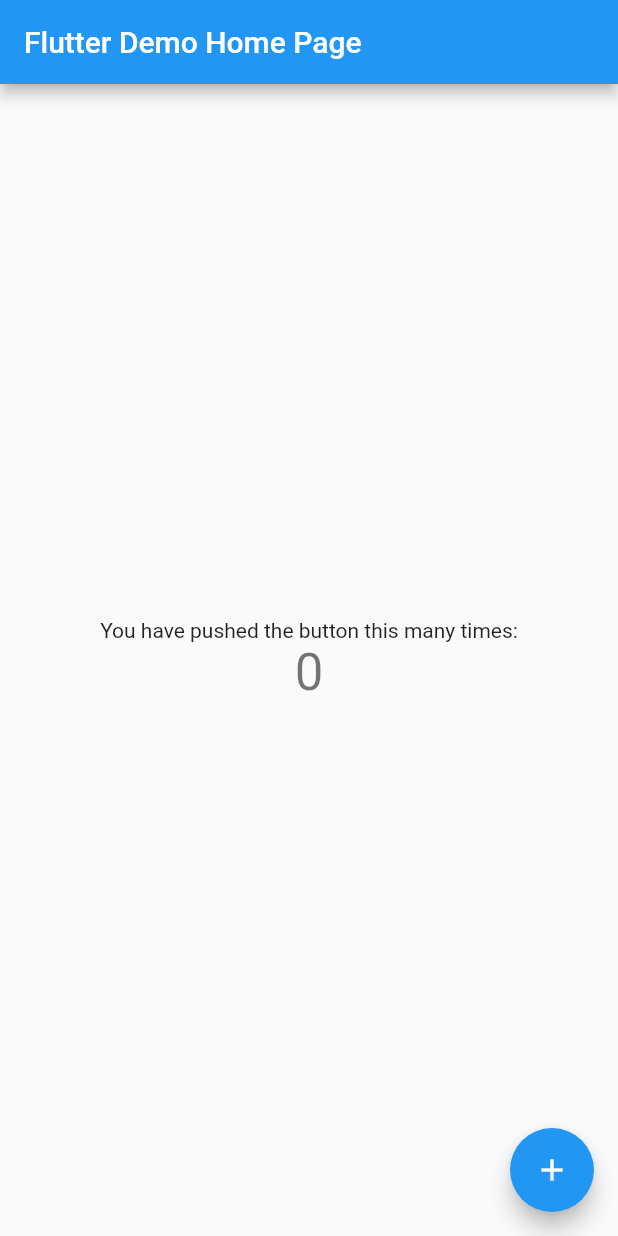
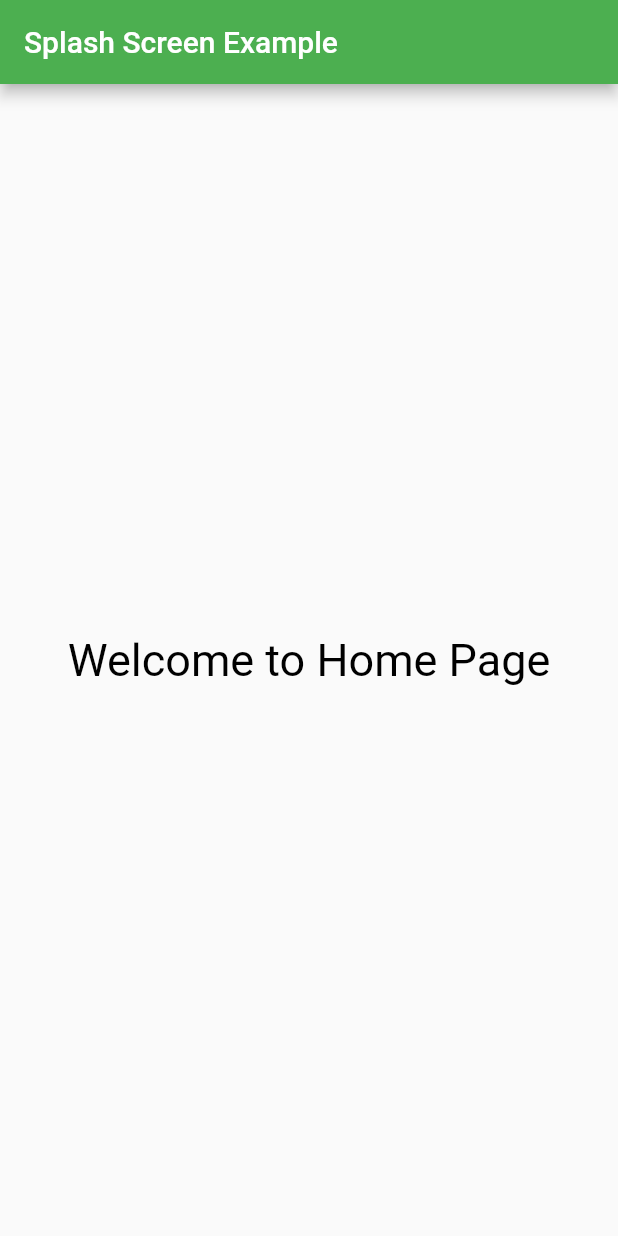
Before and after one commit to jaxonzku/Group04, a Flutter app: the screen it shows after launch, on a phone screen of 412 x 824 dp. Run offline on Flutter 3.47's test engine with Material 2 defaults, Android fonts, the phone set to English and light mode, and no system bars; our stand-ins replace splashscreen; network calls fail.

Commit message:
setting up starting logo

```diff
--- a/Code/college_app/main_app/lib/main.dart
+++ b/Code/college_app/main_app/lib/main.dart
@@ -1,113 +1,52 @@
+import 'dart:async';
 import 'package:flutter/material.dart';
+import 'package:splashscreen/splashscreen.dart';
 
 void main() {
   runApp(MyApp());
 }
 
 class MyApp extends StatelessWidget {
-  // This widget is the root of your application.
   @override
   Widget build(BuildContext context) {
     return MaterialApp(
-      title: 'Flutter Demo',
       theme: ThemeData(
-        // This is the theme of your application.
-        //
-        // Try running your application with "flutter run". You'll see the
-        // application has a blue toolbar. Then, without quitting the app, try
-        // changing the primarySwatch below to Colors.green and then invoke
-        // "hot reload" (press "r" in the console where you ran "flutter run",
-        // or simply save your changes to "hot reload" in a Flutter IDE).
-        // Notice that the counter didn't reset back to zero; the application
-        // is not restarted.
-        primarySwatch: Colors.blue,
+        primarySwatch: Colors.green,
       ),
-      home: MyHomePage(title: 'Flutter Demo Home Page'),
+      home: SplashScreenPage(),
+      debugShowCheckedModeBanner: false,
     );
   }
 }
 
-class MyHomePage extends StatefulWidget {
-  MyHomePage({Key key, this.title}) : super(key: key);
-
-  // This widget is the home page of your application. It is stateful, meaning
-  // that it has a State object (defined below) that contains fields that affect
-  // how it looks.
-
-  // This class is the configuration for the state. It holds the values (in this
-  // case the title) provided by the parent (in this case the App widget) and
-  // used by the build method of the State. Fields in a Widget subclass are
-  // always marked "final".
-
-  final String title;
-
-  @override
-  _MyHomePageState createState() => _MyHomePageState();
-}
-
-class _MyHomePageState extends State<MyHomePage> {
-  int _counter = 0;
-
-  void _incrementCounter() {
-    setState(() {
-      // This call to setState tells the Flutter framework that something has
-      // changed in this State, which causes it to rerun the build method below
-      // so that the display can reflect the updated values. If we changed
-      // _counter without calling setState(), then the build method would not be
-      // called again, and so nothing would appear to happen.
-      _counter++;
-    });
-  }
-
+class SplashScreenPage extends StatelessWidget {
   @override
   Widget build(BuildContext context) {
-    // This method is rerun every time setState is called, for instance as done
-    // by the _incrementCounter method above.
-    //
-    // The Flutter framework has been optimized to make rerunning build methods
-    // fast, so that you can just rebuild anything that needs updating rather
-    // than having to individually change instances of widgets.
-    return Scaffold(
-      appBar: AppBar(
-        // Here we take the value from the MyHomePage object that was created by
-        // the App.build method, and use it to set our appbar title.
-        title: Text(widget.title),
+    return SplashScreen(
+      seconds: 5,
+      navigateAfterSeconds: new HomeScreen(),
+      backgroundColor: Colors.yellow,
+      title: new Text(
+        'Flutter Javatpoint',
+        textScaleFactor: 2,
       ),
-      body: Center(
-        // Center is a layout widget. It takes a single child and positions it
-        // in the middle of the parent.
-        child: Column(
-          // Column is also a layout widget. It takes a list of children and
-          // arranges them vertically. By default, it sizes itself to fit its
-          // children horizontally, and tries to be as tall as its parent.
-          //
-          // Invoke "debug painting" (press "p" in the console, choose the
-          // "Toggle Debug Paint" action from the Flutter Inspector in Android
-          // Studio, or the "Toggle Debug Paint" command in Visual Studio Code)
-          // to see the wireframe for each widget.
-          //
-          // Column has various properties to control how it sizes itself and
-          // how it positions its children. Here we use mainAxisAlignment to
-          // center the children vertically; the main axis here is the vertical
-          // axis because Columns are vertical (the cross axis would be
-          // horizontal).
-          mainAxisAlignment: MainAxisAlignment.center,
-          children: <Widget>[
-            Text(
-              'You have pushed the button this many times:',
-            ),
-            Text(
-              '$_counter',
-              style: Theme.of(context).textTheme.headline4,
-            ),
-          ],
-        ),
-      ),
-      floatingActionButton: FloatingActionButton(
-        onPressed: _incrementCounter,
-        tooltip: 'Increment',
-        child: Icon(Icons.add),
-      ), // This trailing comma makes auto-formatting nicer for build methods.
+      image: new Image.network(
+          'https://static.javatpoint.com/tutorial/flutter/images/flutter-creating-android-platform-specific-code3.png'),
+      loadingText: Text("Loading"),
+      photoSize: 150.0,
+      loaderColor: Colors.red,
     );
   }
 }
+
+class HomeScreen extends StatelessWidget {
+  @override
+  Widget build(BuildContext context) {
+    return Scaffold(
+      appBar: AppBar(title: Text("Splash Screen Example")),
+      body: Center(
+          child: Text("Welcome to Home Page",
+              style: TextStyle(color: Colors.black, fontSize: 30))),
+    );
+  }
+}
--- a/Code/college_app/main_app/pubspec.yaml
+++ b/Code/college_app/main_app/pubspec.yaml
@@ -23,6 +23,7 @@
 dependencies:
   flutter:
     sdk: flutter
+  splashscreen: ^1.3.5
 
 
   # The following adds the Cupertino Icons font to your application.
```
Also changed, not shown: Code/college_app/main_app/pubspec.lock.
